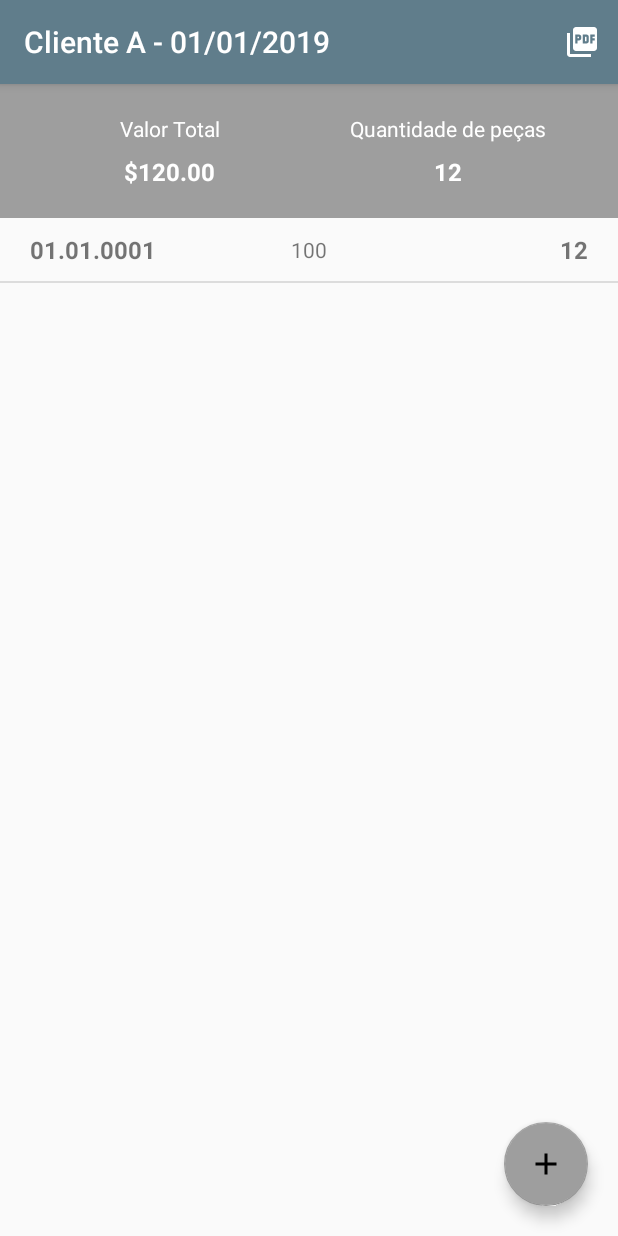
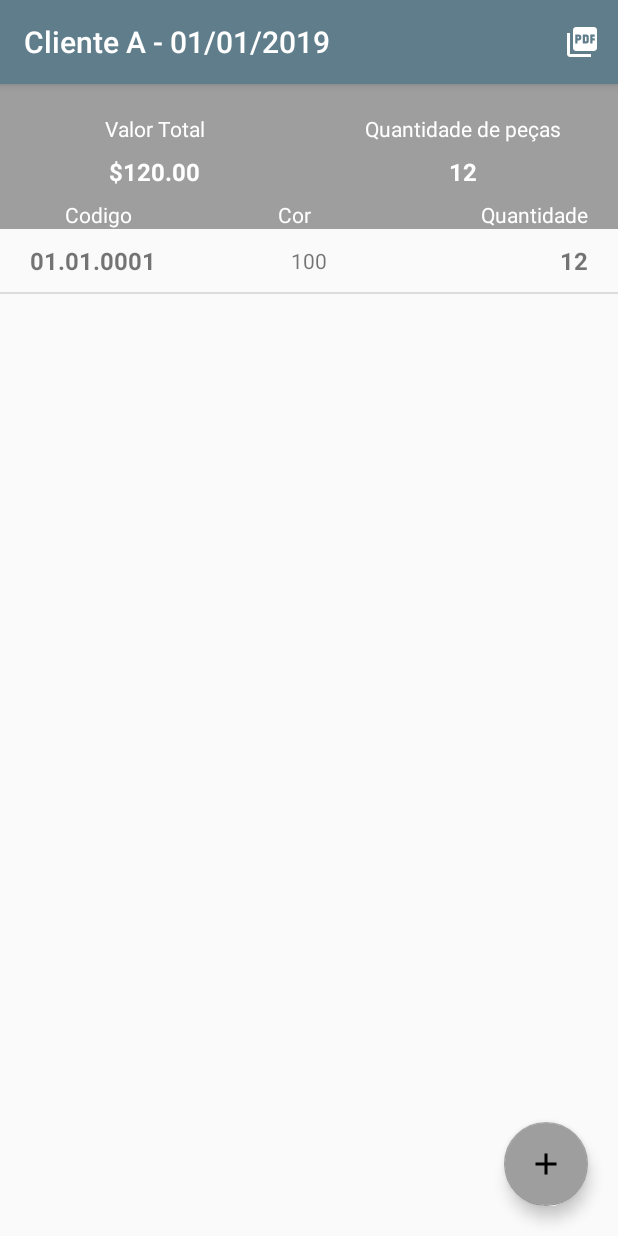
Before and after one commit to danielfelipesartorio/Degas, an Android app: the screen it shows after launch (OrderDetailsActivity), after a tap on "Cliente A", on a phone screen of 412 x 824 dp. Run offline under Robolectric (Android 15) with nearby library versions, the phone set to English and light mode, and no system bars.

Commit message:
Improved layouts

```diff
--- a/app/src/main/java/com/sartorio/degas/common/PdfCreatorHelper.kt
+++ b/app/src/main/java/com/sartorio/degas/common/PdfCreatorHelper.kt
@@ -93,7 +93,7 @@ class PdfCreatorHelper(context: AppCompatActivity) {
         //intentShareFile.putExtra(Intent.EXTRA_SUBJECT,"Sharing File Subject);
         //intentShareFile.putExtra(Intent.EXTRA_TEXT, "Sharing File Description");
 
-        startActivity(mContext, Intent.createChooser(intentShareFile, "Share File"), null)
+        startActivity(mContext, Intent.createChooser(intentShareFile,"Escolha uma das opções"), null)
 
     }
 
--- a/app/src/main/java/com/sartorio/degas/ui/ProductRepositoryImpl.kt
+++ b/app/src/main/java/com/sartorio/degas/ui/ProductRepositoryImpl.kt
@@ -10,7 +10,7 @@ class ProductRepositoryImpl : ProductRepository {
         Product("01.01.0002", listOf(150, 200), listOf("P", "M", "G"), 10.0),
         Product("01.01.0003", listOf(100, 200), listOf("P", "M", "G"), 10.0),
         Product("01.01.0004", listOf(1, 15), listOf("P", "M", "G"), 10.0),
-        Product("01.01.0005", listOf(1, 2, 3, 4, 5, 6, 7, 8), listOf("P", "M", "G"), 10.0),
+        Product("01.01.0005", listOf(1, 2, 3, 4, 5, 6, 7, 8), listOf("P", "M", "G", "GG"), 10.0),
         Product(
             "01.01.0006",
             listOf(1, 2, 3, 4, 5, 6, 7, 8, 9, 10, 11, 12),
--- a/app/src/main/java/com/sartorio/degas/ui/orderdetails/OrderDetailsActivity.kt
+++ b/app/src/main/java/com/sartorio/degas/ui/orderdetails/OrderDetailsActivity.kt
@@ -34,6 +34,7 @@ class OrderDetailsActivity : AppCompatActivity(), ProductListClickListener,
     }
 
     private lateinit var order: Order
+    private lateinit var adapter: ProductAdapter
 
     override fun onCreate(savedInstanceState: Bundle?) {
         super.onCreate(savedInstanceState)
@@ -88,9 +89,12 @@ class OrderDetailsActivity : AppCompatActivity(), ProductListClickListener,
     }
 
     private fun setupAdapter(list: MutableList<ProductOrder>) {
-
-        recyclerViewProductList.adapter =
-            ProductAdapter(list, this)
+        if (::adapter.isInitialized) {
+            adapter.notifyDataSetChanged()
+        } else {
+            adapter = ProductAdapter(list, this)
+            recyclerViewProductList.adapter = adapter
+        }
     }
 
     private fun setupListeners() {
--- a/app/src/main/java/com/sartorio/degas/ui/orderdetails/ProductAdapter.kt
+++ b/app/src/main/java/com/sartorio/degas/ui/orderdetails/ProductAdapter.kt
@@ -6,7 +6,8 @@ import androidx.recyclerview.widget.RecyclerView
 import com.sartorio.degas.R
 import com.sartorio.degas.model.ProductOrder
 
-class ProductAdapter(private val productList: List<ProductOrder>, private val listener: ProductListClickListener) : RecyclerView.Adapter<ProductViewHolder>() {
+class ProductAdapter(productList: MutableList<ProductOrder>, private val listener: ProductListClickListener) : RecyclerView.Adapter<ProductViewHolder>() {
+    private val dataSet: MutableList<ProductOrder> = productList
     override fun onCreateViewHolder(parent: ViewGroup, viewType: Int): ProductViewHolder {
         val inflater = LayoutInflater.from(parent.context)
         return ProductViewHolder(
@@ -20,16 +21,16 @@ class ProductAdapter(private val productList: List<ProductOrder>, private val li
     }
 
     override fun getItemCount(): Int {
-        return productList.size
+        return dataSet.size
     }
 
     override fun onBindViewHolder(holder: ProductViewHolder, position: Int) {
-        holder.format(productList[position])
+        holder.format(dataSet[position])
         holder.itemView.setOnClickListener {
-            listener.onClick(productList[position])
+            listener.onClick(dataSet[position])
         }
         holder.itemView.setOnLongClickListener {
-            listener.onLongPress(productList[position])
+            listener.onLongPress(dataSet[position])
             true
         }
     }
--- a/app/src/main/res/layout/activity_order.xml
+++ b/app/src/main/res/layout/activity_order.xml
@@ -11,7 +11,7 @@
         android:layout_width="0dp"
         android:layout_height="wrap_content"
         android:background="@color/colorAccent"
-        android:padding="20dp"
+        android:paddingTop="20dp"
         app:layout_constraintEnd_toEndOf="parent"
         app:layout_constraintStart_toStartOf="parent"
         app:layout_constraintTop_toTopOf="parent">
@@ -57,15 +57,50 @@
             android:layout_width="0dp"
             android:layout_height="wrap_content"
             android:layout_marginTop="8dp"
+            android:layout_marginBottom="8dp"
             android:gravity="center"
             android:textColor="@color/white"
             android:textSize="16sp"
             android:textStyle="bold"
+            app:layout_constraintBottom_toTopOf="@id/textViewProductCodeLabel"
             app:layout_constraintEnd_toEndOf="parent"
             app:layout_constraintStart_toEndOf="@id/textViewOrderCost"
             app:layout_constraintTop_toBottomOf="@id/textViewOrderAmountLabel"
             tools:text="12" />
 
+        <TextView
+            android:id="@+id/textViewProductCodeLabel"
+            android:layout_width="0dp"
+            android:layout_height="wrap_content"
+            android:gravity="center"
+            android:text="Codigo"
+            android:textColor="@color/white"
+            app:layout_constraintBottom_toBottomOf="parent"
+            app:layout_constraintEnd_toStartOf="@id/textViewProductColorLabel"
+            app:layout_constraintStart_toStartOf="parent" />
+
+        <TextView
+            android:id="@+id/textViewProductColorLabel"
+            android:layout_width="0dp"
+            android:layout_height="wrap_content"
+            android:gravity="center"
+            android:text="Cor"
+            android:textColor="@color/white"
+            app:layout_constraintBottom_toBottomOf="parent"
+            app:layout_constraintEnd_toStartOf="@id/textViewProductAmountLabel"
+            app:layout_constraintStart_toEndOf="@id/textViewProductCodeLabel" />
+
+        <TextView
+            android:id="@+id/textViewProductAmountLabel"
+            android:layout_width="0dp"
+            android:layout_height="wrap_content"
+            android:gravity="end"
+            android:text="Quantidade"
+            android:layout_marginEnd="20dp"
+            android:textColor="@color/white"
+            app:layout_constraintBottom_toBottomOf="parent"
+            app:layout_constraintEnd_toEndOf="parent"
+            app:layout_constraintStart_toEndOf="@id/textViewProductColorLabel" />
 
     </androidx.constraintlayout.widget.ConstraintLayout>
 
```
Also changed, not shown: app/src/main/res/layout/product_size_item.xml (+7 -9 lines).
